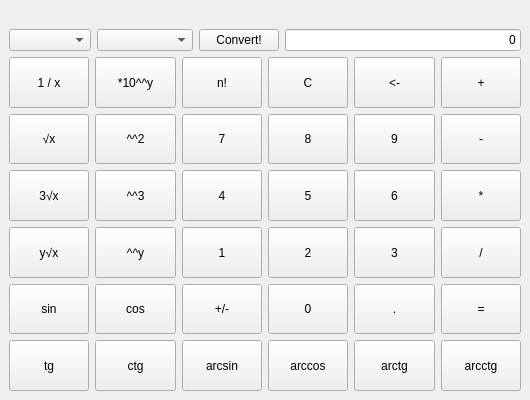
The window that MainWindow.ui (lopolen/CarcCore) describes before a commit, drawn with Qt 5.
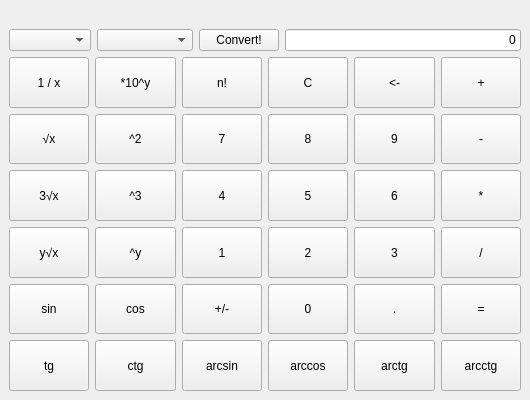
The same window after the commit.

Commit message: Better calculation handler, but still WIP

Diff of the .ui file:
```diff
--- a/MainWindow.ui
+++ b/MainWindow.ui
@@ -126,7 +126,7 @@
          </sizepolicy>
         </property>
         <property name="text">
-         <string>^^y</string>
+         <string>^y</string>
         </property>
        </widget>
       </item>
@@ -200,7 +200,7 @@
          </sizepolicy>
         </property>
         <property name="text">
-         <string>^^2</string>
+         <string>^2</string>
         </property>
        </widget>
       </item>
@@ -329,7 +329,7 @@
          </sizepolicy>
         </property>
         <property name="text">
-         <string>^^3</string>
+         <string>^3</string>
         </property>
        </widget>
       </item>
@@ -548,7 +548,7 @@
          </sizepolicy>
         </property>
         <property name="text">
-         <string>*10^^y</string>
+         <string>*10^y</string>
         </property>
        </widget>
       </item>
```
The commit also changes 2 other files.
